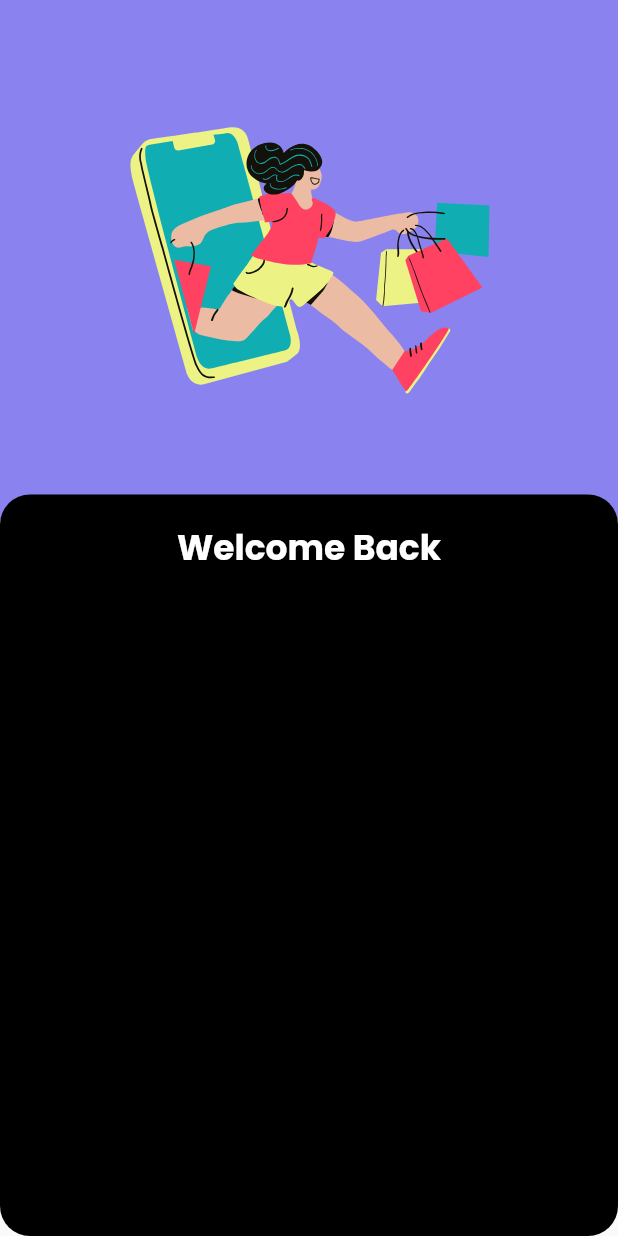
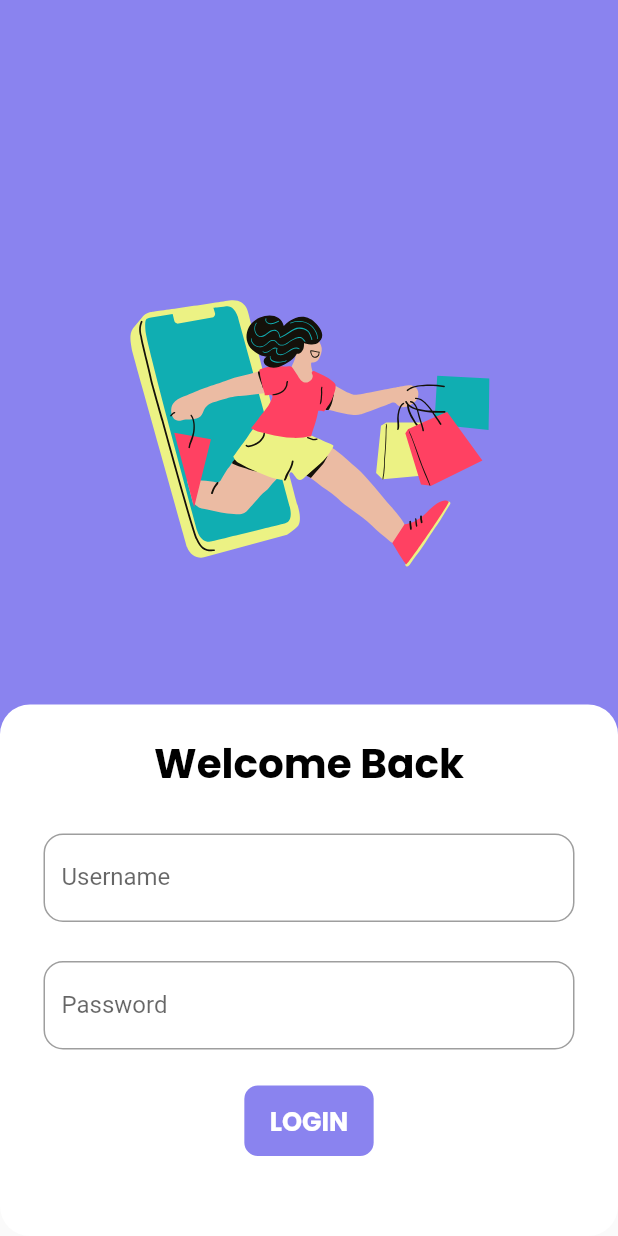
Before and after one commit to Tsabitah07/ecommerce_app, a Flutter app: the OnBoardingPageView screen opened directly, item 2 of the bottom bar chosen, after a tap on "Login", on a phone screen of 412 x 824 dp. Run offline on Flutter 3.47's test engine with Material 2 defaults, Android fonts, the phone set to English and light mode, and no system bars; our stand-ins replace flutter_svg, get, google_fonts; project files that could hold a hidden picture were left out.

Commit message:
style-loginPage

```diff
--- a/lib/main.dart
+++ b/lib/main.dart
@@ -1,4 +1,5 @@
 
+import 'package:ecommerce_app/view/LoginPage.dart';
 import 'package:ecommerce_app/view/OnBoardingPage.dart';
 
 import 'package:flutter/material.dart';
@@ -15,7 +16,7 @@ class MyApp extends StatelessWidget {
   @override
   Widget build(BuildContext context) {
     return GetMaterialApp(
-      home: OnBoardingPageView(),
+      home: LoginPage(),
     );
   }
 }
--- a/lib/themes/theme.dart
+++ b/lib/themes/theme.dart
@@ -44,6 +44,22 @@ TextStyle Paragraph({required final color}) {
   );
 }
 
+TextStyle loginRegisterHeader = GoogleFonts.poppins(
+  textStyle: TextStyle(
+      color: Colors.black,
+      fontSize: 27,
+      fontWeight: FontWeight.bold
+  ),
+);
+
+TextStyle buttonTextStyle = GoogleFonts.poppins(
+  textStyle: TextStyle(
+      fontSize: 17,
+      fontWeight: FontWeight.bold,
+      color: primaryText
+  )
+);
+
 //image asset
 
 String RunShop = "assets/images/Reg.svg";
--- a/lib/view/LoginPage.dart
+++ b/lib/view/LoginPage.dart
@@ -1,7 +1,8 @@
+import 'package:ecommerce_app/themes/theme.dart';
+import 'package:ecommerce_app/widget/button.dart';
 import 'package:ecommerce_app/widget/textInput.dart';
 import 'package:flutter/material.dart';
 import 'package:flutter_svg/svg.dart';
-import 'package:google_fonts/google_fonts.dart';
 
 class LoginPage extends StatelessWidget {
   const LoginPage({super.key});
@@ -18,31 +19,30 @@ class LoginPage extends StatelessWidget {
                 child: SvgPicture.asset(
                   'assets/images/Reg.svg',
                   width: MediaQuery.of(context).size.width,
-                  height: MediaQuery.of(context).size.height * .42,
+                  height: MediaQuery.of(context).size.height * .7,
                 ),
               ),
             ),
             Align(
               alignment: Alignment.bottomCenter,
                 child: Container(
-                  height: MediaQuery.of(context).size.height * .6,
+                  height: MediaQuery.of(context).size.height * .43,
                   width: MediaQuery.of(context).size.width,
                     decoration: BoxDecoration(
-                        color: Colors.black,
+                        color: primaryText,
                         borderRadius: BorderRadius.circular(20)
                     ),
                     child: Column(
                       children: [
                         Container(
-                          margin: EdgeInsets.all(19),
+                          margin: EdgeInsets.only(top: 19, bottom: 14),
                           child: Text("Welcome Back",
-                              style: GoogleFonts.poppins(
-                                  color: Colors.white,
-                                  fontSize: 23,
-                                  fontWeight: FontWeight.bold),
+                              style: loginRegisterHeader,
                           ),
                         ),
-                        inputValue("Username", false)
+                        inputValue("Username", false),
+                        inputValue("Password", true),
+                        button("LOGIN")
                       ],
                     ),
                 )
@@ -50,4 +50,5 @@ class LoginPage extends StatelessWidget {
           ]
       ),
     );
+  }
 }
--- /dev/null
+++ b/lib/widget/button.dart
@@ -0,0 +1,20 @@
+import 'package:ecommerce_app/themes/theme.dart';
+import 'package:flutter/material.dart';
+import 'package:google_fonts/google_fonts.dart';
+
+Widget button (/*navigator, */buttonText){
+  return Container(
+    padding: EdgeInsets.symmetric(vertical: 11, horizontal: 17),
+    margin: EdgeInsets.symmetric(vertical: 11, horizontal: 24),
+    decoration: BoxDecoration(
+      borderRadius: BorderRadius.circular(9),
+      color: primaryColor,
+    ),
+    child: InkWell(
+      // onTap: navigator,
+      child: Text(buttonText,
+        style: buttonTextStyle
+      ),
+    ),
+  );
+}
--- a/lib/widget/textInput.dart
+++ b/lib/widget/textInput.dart
@@ -1,14 +1,18 @@
+import 'package:ecommerce_app/themes/theme.dart';
 import 'package:flutter/material.dart';
 
 Widget inputValue(
     String label, bool isObsecure) {
   return Container(
-    margin: EdgeInsets.all(10),
+    margin: EdgeInsets.symmetric(vertical: 13, horizontal: 29),
+    // color: primaryText,
     child: TextField(
       obscureText: isObsecure,
       obscuringCharacter: "*",
       decoration: InputDecoration(
-        border: OutlineInputBorder(),
+        border: OutlineInputBorder(
+          borderRadius: BorderRadius.circular(13)
+        ),
         labelText: label,
       ),
     ),
```
